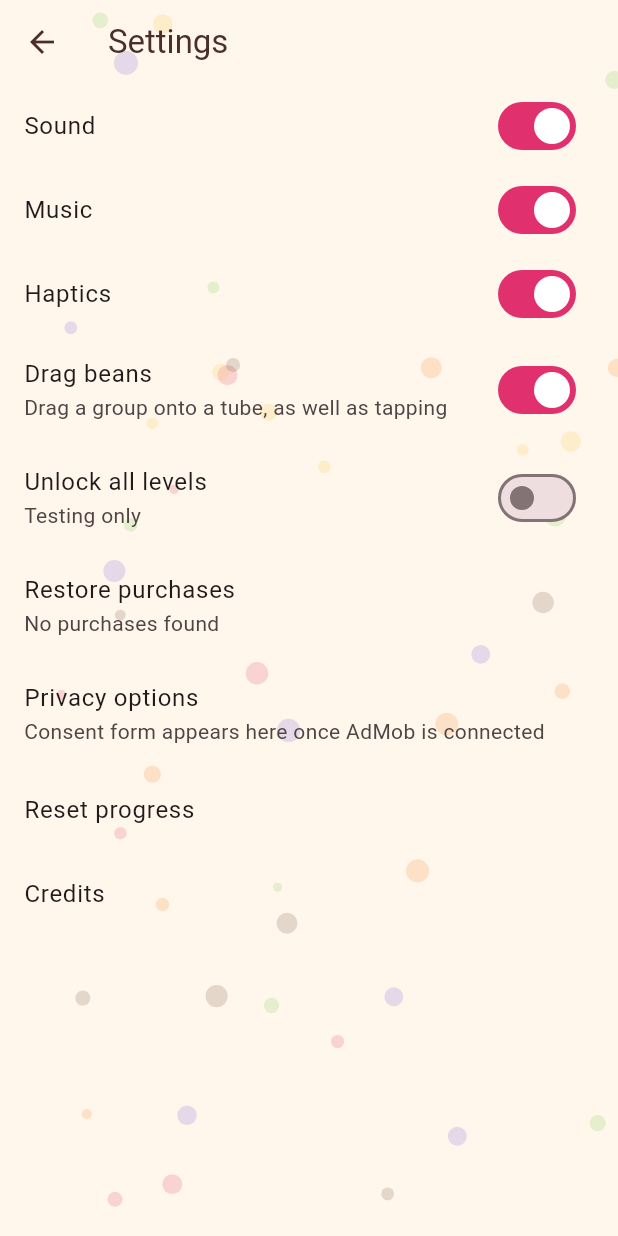
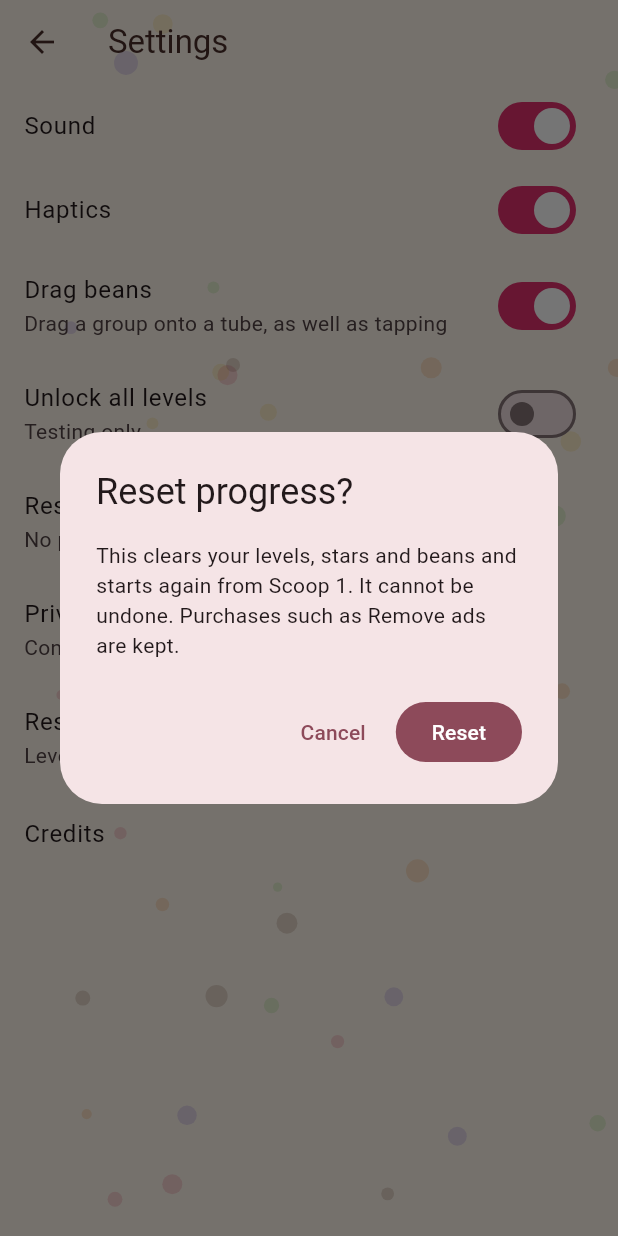
Before and after one commit to teoboonkeat/burger-stacks, a Flutter app: the SettingsScreen screen opened directly with empty values, after a tap on "Reset progress", on a phone screen of 412 x 824 dp. Run offline on Flutter 3.47's test engine with Material 3 defaults, Android fonts, the phone set to English and light mode, and no system bars; our stand-ins replace shared_preferences; missing offline and left inert: flame, flame_audio; accounts and stored records are empty.

Commit message:
Settings: confirm Reset progress, keep purchases; hide Music
Reset progress wiped progress and the Remove-ads purchase in one tap. It
now asks for confirmation and keeps removeAds. The Music switch did
nothing (there is no music), so it is hidden; AppState.music is still
saved and loaded so existing saves stay compatible.

Co-Authored-By: Claude Opus 5.5 <noreply@anthropic.com>
Claude-Session: https://claude.ai/code/session_01GwU7tGuyxGHu1s3hcQMFaS

```diff
--- a/lib/ui/screens.dart
+++ b/lib/ui/screens.dart
@@ -127,6 +127,30 @@ class LevelListScreen extends StatelessWidget {
   }
 }
 
+Future<void> _confirmReset(BuildContext context, AppState st) async {
+  final ok = await showDialog<bool>(
+    context: context,
+    builder: (c) => AlertDialog(
+      title: const Text('Reset progress?'),
+      content: const Text(
+          'This clears your levels, stars and beans and starts again from '
+          'Scoop 1. It cannot be undone. Purchases such as Remove ads are kept.'),
+      actions: [
+        TextButton(onPressed: () => Navigator.pop(c, false), child: const Text('Cancel')),
+        FilledButton(onPressed: () => Navigator.pop(c, true), child: const Text('Reset')),
+      ],
+    ),
+  );
+  if (ok != true) return;
+  // removeAds is a purchase, not progress: it survives a reset.
+  st.update((x) {
+    x.currentLevel = 1;
+    x.stars = {};
+    x.coins = 0;
+    x.unlockAll = false;
+  });
+}
+
 class SettingsScreen extends StatelessWidget {
   final Services s;
   const SettingsScreen(this.s, {super.key});
@@ -143,10 +167,8 @@ class SettingsScreen extends StatelessWidget {
               title: const Text('Sound'),
               value: st.sound,
               onChanged: (v) => st.update((x) => x.sound = v)),
-          SwitchListTile(
-              title: const Text('Music'),
-              value: st.music,
-              onChanged: (v) => st.update((x) => x.music = v)),
+          // No music yet: the Music switch stays hidden (its saved value is
+          // kept in AppState so old saves still load).
           SwitchListTile(
               title: const Text('Haptics'),
               value: st.haptics,
@@ -170,13 +192,8 @@ class SettingsScreen extends StatelessWidget {
               subtitle: Text('Consent form appears here once AdMob is connected')),
           ListTile(
               title: const Text('Reset progress'),
-              onTap: () => st.update((x) {
-                    x.currentLevel = 1;
-                    x.stars = {};
-                    x.coins = 0;
-                    x.removeAds = false;
-                    x.unlockAll = false;
-                  })),
+              subtitle: const Text('Levels, stars and beans. Purchases are kept.'),
+              onTap: () => _confirmReset(context, st)),
           const AboutListTile(
               applicationName: 'Jelly Beans',
               aboutBoxChildren: [Text('Art drawn in code. Sounds synthesised in-house.')],
```
